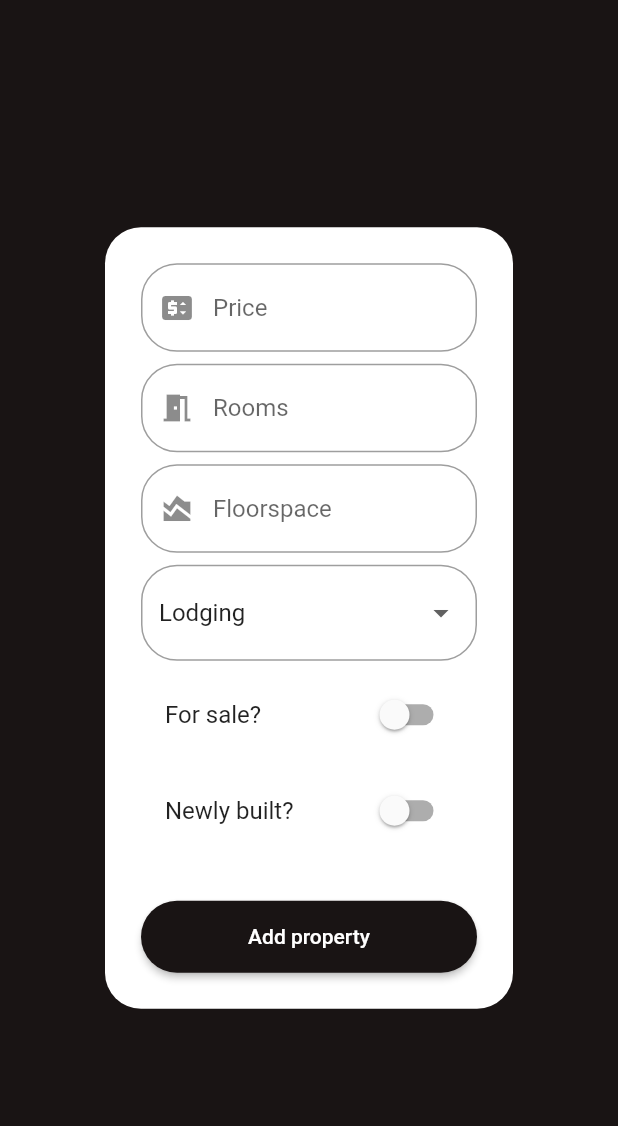
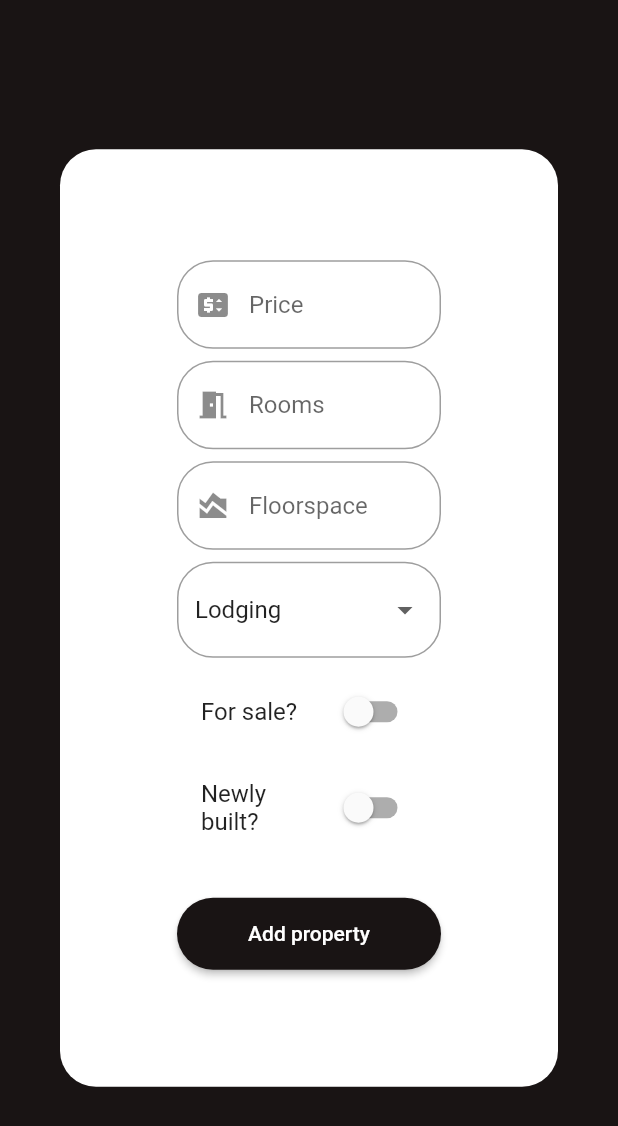
Before and after one commit to akunsecured/albify, a Flutter app: the AddPropertyDialog widget shown alone on an empty page, opened directly, on a phone screen of 412 x 824 dp. Shown: the top 1126 px of the screen. Run offline on Flutter 3.47's test engine with Material 2 defaults, Android fonts, the phone set to English and light mode, and no system bars; our stand-ins replace cloud_firestore, firebase_auth, firebase_core, fluttertoast, google_maps_flutter, location and 1 more; accounts and stored records are empty.

Commit message:
Refactoring widgets, deleting commented codes

```diff
--- a/lib/providers/property_create_provider.dart
+++ b/lib/providers/property_create_provider.dart
@@ -1,3 +1,5 @@
+import 'dart:math';
+
 import 'package:albify/models/property_model.dart';
 import 'package:albify/services/database_service.dart';
 import 'package:flutter/foundation.dart';
@@ -60,8 +62,8 @@ class PropertyCreateProvider extends ChangeNotifier {
     bool value = await databaseService.addProperty(
       PropertyModel(
         location: PropertyLocation(
-          47.4811516,
-          19.0555954
+          47.4806695 + (Random().nextDouble() / 100),
+          19.0561783 + (Random().nextDouble() / 100)
         ),
         type: PropertyType.values[this.propertyTypeValue],
         rooms: int.parse(_roomsController.text),
--- a/lib/screens/main/profile_view.dart
+++ b/lib/screens/main/profile_view.dart
@@ -25,7 +25,9 @@ class _ProfileViewState extends State<ProfileView> {
   @override
   void initState() {
     super.initState();
-    future = Provider.of<DatabaseService>(context, listen: false).getUserData();
+    if (!_firebaseAuth.currentUser!.isAnonymous) {
+      future = Provider.of<DatabaseService>(context, listen: false).getUserData();
+    }
   }
 
   @override
--- a/lib/widgets/add_property_dialog.dart
+++ b/lib/widgets/add_property_dialog.dart
@@ -25,13 +25,13 @@ class _AddPropertyDialogState extends State<AddPropertyDialog> {
       create: (_) => PropertyCreateProvider(Provider.of<DatabaseService>(context, listen: false)),
       builder: (context, child) {
         final _propertyCreateProvider = Provider.of<PropertyCreateProvider>(context, listen: true);
-        return Dialog(
+        return AlertDialog(
+          scrollable: true,
           shape: RoundedRectangleBorder(
             borderRadius: BorderRadius.circular(RADIUS)
           ),
           elevation: 0,
-          backgroundColor: Colors.transparent,
-          child: Center(
+          content: Center(
             child: Container(
               width: getPreferredSize(_size),
               margin: EdgeInsets.all(30),
@@ -41,33 +41,32 @@ class _AddPropertyDialogState extends State<AddPropertyDialog> {
                 color: Colors.white,
                 borderRadius: BorderRadius.circular(RADIUS),
               ),
-              child: SingleChildScrollView(
               child: Form(
                 key: _addPropertyFormKey,
                 child: Column(
                   mainAxisSize: MainAxisSize.min,
                   children: [
                     CircularTextFormField(
-                        'Price',
-                        Icon(Icons.price_change),
-                        Utils.validatePrice,
-                        _propertyCreateProvider.priceController,
+                      hintText: 'Price',
+                      icon: Icon(Icons.price_change),
+                      validateFun: Utils.validatePrice,
+                      textEditingController: _propertyCreateProvider.priceController,
                       inputType: TextInputType.number,
                     ),
                     Utils.addVerticalSpace(8),
                     CircularTextFormField(
-                        'Rooms',
-                        Icon(Icons.meeting_room),
-                        Utils.validateRooms,
-                        _propertyCreateProvider.roomsController,
+                      hintText: 'Rooms',
+                      icon: Icon(Icons.meeting_room),
+                      validateFun: Utils.validateRooms,
+                      textEditingController: _propertyCreateProvider.roomsController,
                       inputType: TextInputType.number,
                     ),
                     Utils.addVerticalSpace(8),
                     CircularTextFormField(
-                        'Floorspace',
-                        Icon(Icons.area_chart),
-                        Utils.validateFloorspace,
-                        _propertyCreateProvider.floorspaceController,
+                      hintText: 'Floorspace',
+                      icon: Icon(Icons.area_chart),
+                      validateFun: Utils.validateFloorspace,
+                      textEditingController: _propertyCreateProvider.floorspaceController,
                       inputType: TextInputType.number,
                     ),
                     Utils.addVerticalSpace(8),
@@ -125,7 +124,6 @@ class _AddPropertyDialogState extends State<AddPropertyDialog> {
               ),
             ),
           ),
-          ),
         );
       }
     );
--- a/lib/widgets/circular_text_form_field.dart
+++ b/lib/widgets/circular_text_form_field.dart
@@ -1,14 +1,11 @@
 import 'package:albify/common/constants.dart';
 import 'package:flutter/material.dart';
-
-import '../common/utils.dart';
 
 class CircularTextFormField extends StatefulWidget {
   final String hintText;
   final Icon icon;
-  final Function(String? value)? validateFun;
+  final Function validateFun;
   final TextEditingController textEditingController;
-  // final Function(String? value) onChangedFun;
   final TextInputType? inputType;
   final bool? obsecureText;
   final bool? isConfirm;
@@ -17,13 +14,11 @@ class CircularTextFormField extends StatefulWidget {
   final FocusNode? focusNode;
   final FocusNode? nextFocusNode;
 
-  CircularTextFormField(
-    this.hintText,
-    this.icon,
-    this.validateFun,
-    this.textEditingController,
-    // this.onChangedFun,
-    {
+  CircularTextFormField({
+    required this.hintText,
+    required this.icon,
+    required this.validateFun,
+    required this.textEditingController,
     this.inputType,
     this.obsecureText,
     this.isConfirm,
@@ -31,8 +26,7 @@ class CircularTextFormField extends StatefulWidget {
     this.textInputAction = TextInputAction.next,
     this.focusNode,
     this.nextFocusNode
-    }
-  );
+  });
 
   set matchWith(String? value) => matchWith = value;
 
@@ -75,8 +69,7 @@ class _CircularTextFormFieldState extends State<CircularTextFormField> {
           ) :
           null
       ),
-      validator: (value) =>
-        (widget.isConfirm ?? false) ? Utils.validateConfirmPassword(value, widget.matchWith) : widget.validateFun!(value),
+      validator: (value) => widget.validateFun(value),
       controller: widget.textEditingController,
       textInputAction: widget.textInputAction,
       focusNode: widget.focusNode,
@@ -86,7 +79,6 @@ class _CircularTextFormFieldState extends State<CircularTextFormField> {
           FocusScope.of(context).requestFocus(widget.nextFocusNode);
         }
       },
-      // onChanged: (value) => widget.onChangedFun(value),
     );
   }
 }
```
Also changed, not shown: lib/screens/auth/login_view.dart (+8 -8 lines), lib/screens/auth/register_view.dart (+24 -21 lines), lib/screens/main/home_view.dart (+0 -82 lines), lib/screens/main/map_view.dart (+31 -3 lines), lib/screens/starting_page.dart (+0 -15 lines), lib/services/database_service.dart (+10 -6 lines). Lines whose indentation alone changed are shown as unchanged.
